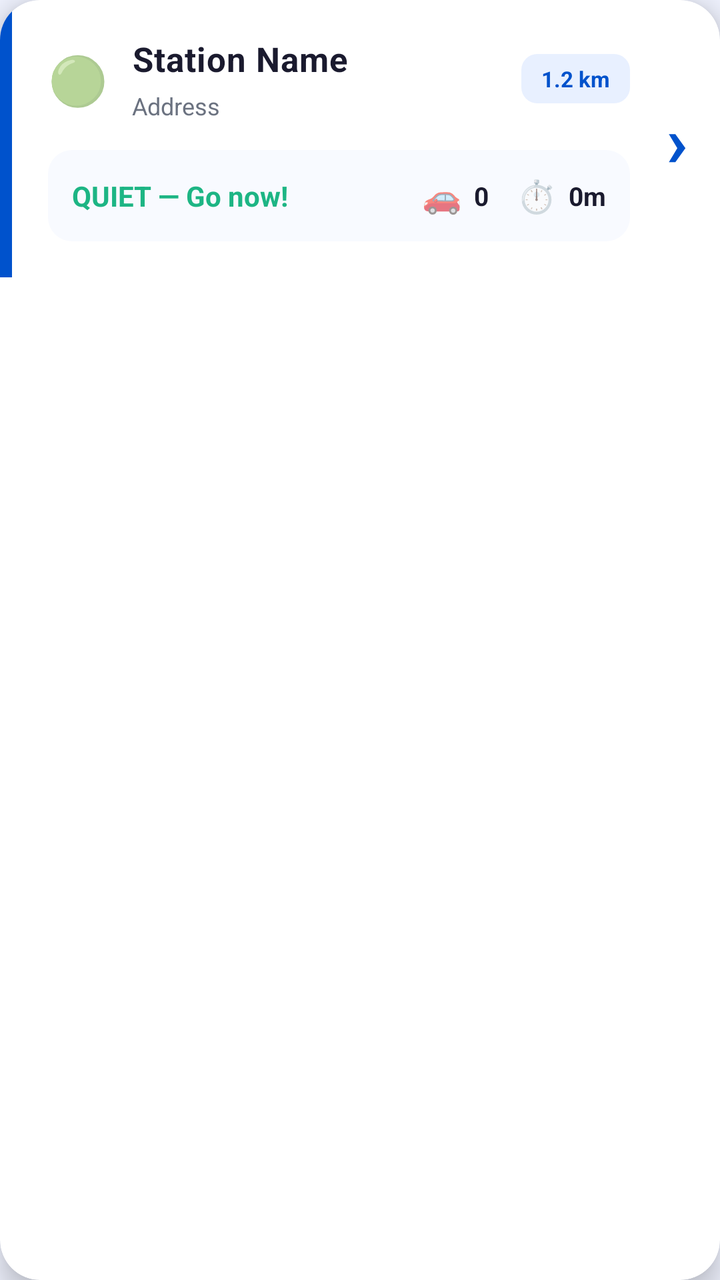
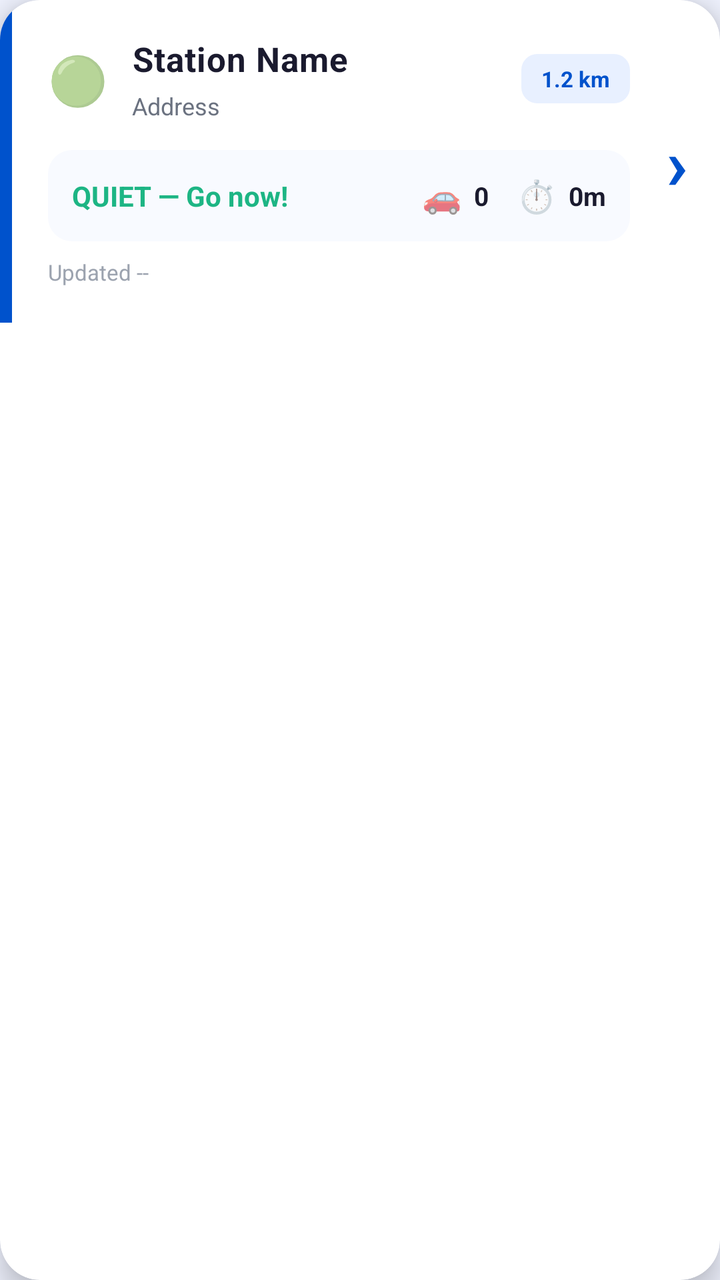

The first picture is an Android layout as it rendered before a commit; the second is the same layout after the commit. The layout source and the unified diff follow.
<!-- AndroidManifest.xml: application theme Theme.FuelQueue -->
<!-- res/layout/item_station.xml -->
<?xml version="1.0" encoding="utf-8"?>
<androidx.cardview.widget.CardView
    xmlns:android="http://schemas.android.com/apk/res/android"
    xmlns:app="http://schemas.android.com/apk/res-auto"
    android:layout_width="match_parent"
    android:layout_height="wrap_content"
    android:layout_marginHorizontal="12dp"
    android:layout_marginVertical="10dp"
    app:cardCornerRadius="20dp"
    app:cardElevation="8dp"
    app:cardBackgroundColor="@color/surface">

    <LinearLayout
        android:layout_width="match_parent"
        android:layout_height="wrap_content"
        android:orientation="horizontal">

        
        <View
            android:id="@+id/crowd_indicator"
            android:layout_width="6dp"
            android:layout_height="match_parent"
            android:background="@color/colorPrimary" />

        <LinearLayout
            android:layout_width="0dp"
            android:layout_height="wrap_content"
            android:layout_weight="1"
            android:orientation="vertical"
            android:padding="18dp">

            
            <LinearLayout
                android:layout_width="match_parent"
                android:layout_height="wrap_content"
                android:orientation="horizontal"
                android:gravity="center_vertical">

                <TextView
                    android:id="@+id/tv_crowd_emoji"
                    android:layout_width="wrap_content"
                    android:layout_height="wrap_content"
                    android:text="🟢"
                    android:textSize="24sp"
                    android:layout_marginEnd="12dp" />

                <LinearLayout
                    android:layout_width="0dp"
                    android:layout_height="wrap_content"
                    android:layout_weight="1"
                    android:orientation="vertical">

                    <TextView
                        android:id="@+id/tv_station_name"
                        android:layout_width="wrap_content"
                        android:layout_height="wrap_content"
                        android:text="Station Name"
                        android:textColor="@color/text_primary"
                        android:textSize="17sp"
                        android:textStyle="bold"
                        android:letterSpacing="0.02" />

                    <TextView
                        android:id="@+id/tv_address"
                        android:layout_width="match_parent"
                        android:layout_height="wrap_content"
                        android:layout_marginTop="4dp"
                        android:text="Address"
                        android:textColor="@color/text_secondary"
                        android:textSize="12sp"
                        android:maxLines="1"
                        android:ellipsize="end" />
                </LinearLayout>

                <TextView
                    android:id="@+id/tv_distance"
                    android:layout_width="wrap_content"
                    android:layout_height="wrap_content"
                    android:text="1.2 km"
                    android:textColor="@color/colorPrimary"
                    android:textSize="11sp"
                    android:textStyle="bold"
                    android:background="@drawable/distance_badge"
                    android:paddingHorizontal="10dp"
                    android:paddingVertical="5dp"
                    android:layout_marginStart="12dp" />
            </LinearLayout>

            
            <LinearLayout
                android:layout_width="match_parent"
                android:layout_height="wrap_content"
                android:layout_marginTop="14dp"
                android:orientation="horizontal"
                android:background="@drawable/list_item_stat_background"
                android:padding="12dp"
                android:gravity="center_vertical">

                <TextView
                    android:id="@+id/tv_crowd_level"
                    android:layout_width="0dp"
                    android:layout_height="wrap_content"
                    android:layout_weight="1"
                    android:text="QUIET — Go now!"
                    android:textColor="@color/crowd_low"
                    android:textSize="14sp"
                    android:textStyle="bold" />

                <LinearLayout
                    android:layout_width="wrap_content"
                    android:layout_height="wrap_content"
                    android:orientation="horizontal"
                    android:gravity="center_vertical"
                    android:layout_marginStart="12dp">

                    <TextView
                        android:layout_width="wrap_content"
                        android:layout_height="wrap_content"
                        android:text="🚗"
                        android:textSize="16sp"
                        android:layout_marginEnd="6dp" />

                    <TextView
                        android:id="@+id/tv_active_users"
                        android:layout_width="wrap_content"
                        android:layout_height="wrap_content"
                        android:text="0"
                        android:textColor="@color/text_primary"
                        android:textSize="13sp"
                        android:textStyle="bold" />
                </LinearLayout>

                <LinearLayout
                    android:layout_width="wrap_content"
                    android:layout_height="wrap_content"
                    android:orientation="horizontal"
                    android:gravity="center_vertical"
                    android:layout_marginStart="14dp">

                    <TextView
                        android:layout_width="wrap_content"
                        android:layout_height="wrap_content"
                        android:text="⏱️"
                        android:textSize="16sp"
                        android:layout_marginEnd="6dp" />

                    <TextView
                        android:id="@+id/tv_wait_time"
                        android:layout_width="wrap_content"
                        android:layout_height="wrap_content"
                        android:text="0m"
                        android:textColor="@color/text_primary"
                        android:textSize="13sp"
                        android:textStyle="bold" />
                </LinearLayout>
            </LinearLayout>
        </LinearLayout>

        
        <TextView
            android:layout_width="wrap_content"
            android:layout_height="wrap_content"
            android:layout_gravity="center_vertical"
            android:layout_marginEnd="16dp"
            android:text="›"
            android:textColor="@color/colorPrimary"
            android:textSize="36sp"
            android:textStyle="bold" />

    </LinearLayout>
</androidx.cardview.widget.CardView>
<!-- resources referenced by this layout -->
<resources>
  <color name="colorPrimary">#0052CC</color>
  <color name="crowd_low">#1DB584</color>
  <color name="surface">#FFFFFF</color>
  <color name="text_primary">#1A1A2E</color>
  <color name="text_secondary">#6B7280</color>
  <!-- drawable distance_badge (drawable) -->
  <?xml version="1.0" encoding="utf-8"?>
  <shape xmlns:android="http://schemas.android.com/apk/res/android"
      android:shape="rectangle">
      <solid android:color="@color/colorPrimaryLight" />
      <corners android:radius="8dp" />
  </shape>
  <!-- drawable list_item_stat_background (drawable) -->
  <?xml version="1.0" encoding="utf-8"?>
  <shape xmlns:android="http://schemas.android.com/apk/res/android"
      android:shape="rectangle">
      <solid android:color="@color/surface_light" />
      <corners android:radius="12dp" />
  </shape>
  <style name="Theme.FuelQueue" parent="Theme.MaterialComponents.DayNight.NoActionBar">
          <item name="colorPrimary">@color/colorPrimary</item>
          <item name="colorPrimaryVariant">@color/colorPrimaryDark</item>
          <item name="colorSecondary">@color/colorAccent</item>
          <item name="colorTertiary">@color/colorTeal</item>
          <item name="android:colorBackground">@color/background</item>
          <item name="android:statusBarColor">@color/colorPrimary</item>
          <item name="android:windowBackground">@color/background</item>
          <item name="android:textColorPrimary">@color/text_primary</item>
          <item name="android:textColorSecondary">@color/text_secondary</item>
          <item name="windowActionBar">false</item>
          <item name="windowNoTitle">true</item>
          <item name="windowActionBarOverlay">false</item>
          
          <item name="shapeAppearanceSmallComponent">@style/ShapeAppearance.FuelQueue.SmallComponent</item>
          <item name="shapeAppearanceMediumComponent">@style/ShapeAppearance.FuelQueue.MediumComponent</item>
          <item name="shapeAppearanceLargeComponent">@style/ShapeAppearance.FuelQueue.LargeComponent</item>
      </style>
  <color name="colorPrimaryLight">#E8F0FF</color>
  <color name="surface_light">#F8FAFF</color>
  <color name="colorPrimaryDark">#003A99</color>
  <color name="colorAccent">#FF6B4A</color>
  <color name="colorTeal">#1DB584</color>
  <color name="background">#F0F3FF</color>
  <style name="ShapeAppearance.FuelQueue.SmallComponent" parent="ShapeAppearance.MaterialComponents.SmallComponent">
          <item name="cornerFamily">rounded</item>
          <item name="cornerSize">8dp</item>
      </style>
  <style name="ShapeAppearance.FuelQueue.MediumComponent" parent="ShapeAppearance.MaterialComponents.MediumComponent">
          <item name="cornerFamily">rounded</item>
          <item name="cornerSize">12dp</item>
      </style>
  <style name="ShapeAppearance.FuelQueue.LargeComponent" parent="ShapeAppearance.MaterialComponents.LargeComponent">
          <item name="cornerFamily">rounded</item>
          <item name="cornerSize">28dp</item>
      </style>
</resources>

<!-- the commit's change to res/layout/item_station.xml (unified diff, before → after) -->
@@ -154,6 +154,15 @@
                         android:textStyle="bold" />
                 </LinearLayout>
             </LinearLayout>
+
+            <TextView
+                android:id="@+id/tv_last_updated"
+                android:layout_width="wrap_content"
+                android:layout_height="wrap_content"
+                android:layout_marginTop="8dp"
+                android:text="Updated --"
+                android:textColor="@color/text_tertiary"
+                android:textSize="11sp" />
         </LinearLayout>
 
         
<!-- resource entries referenced after the edit -->
@@ -5,6 +5,7 @@
   <color name="surface">#FFFFFF</color>
   <color name="text_primary">#1A1A2E</color>
   <color name="text_secondary">#6B7280</color>
+  <color name="text_tertiary">#9CA3AF</color>
   <!-- drawable distance_badge (drawable) -->
   <?xml version="1.0" encoding="utf-8"?>
   <shape xmlns:android="http://schemas.android.com/apk/res/android"
